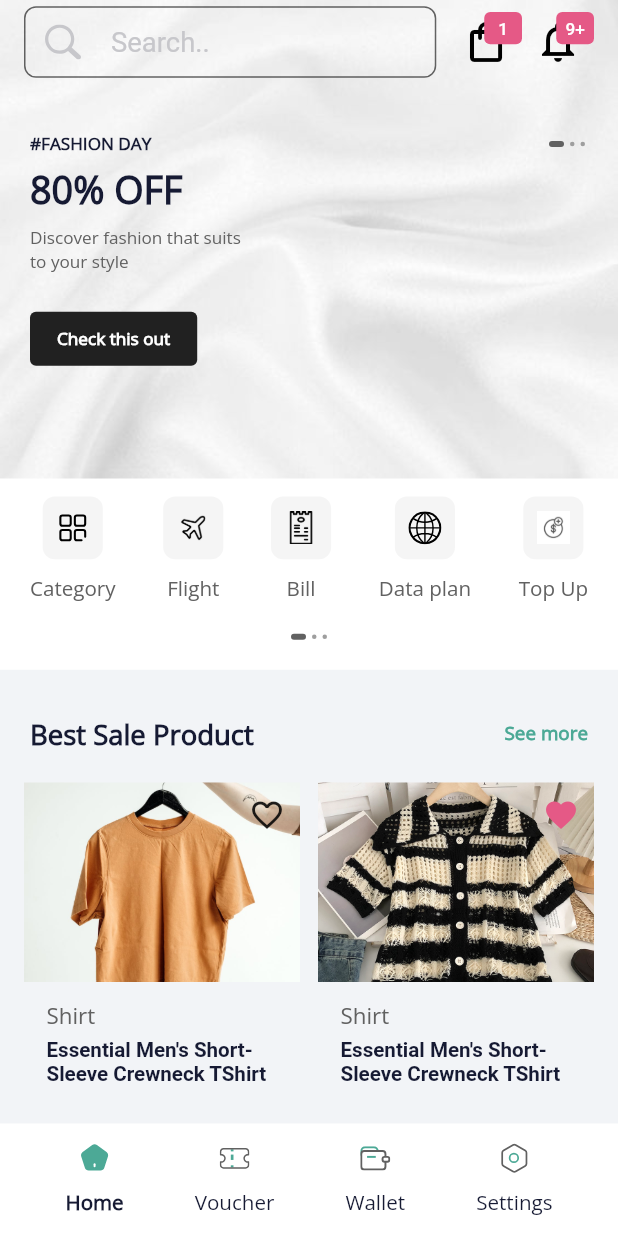
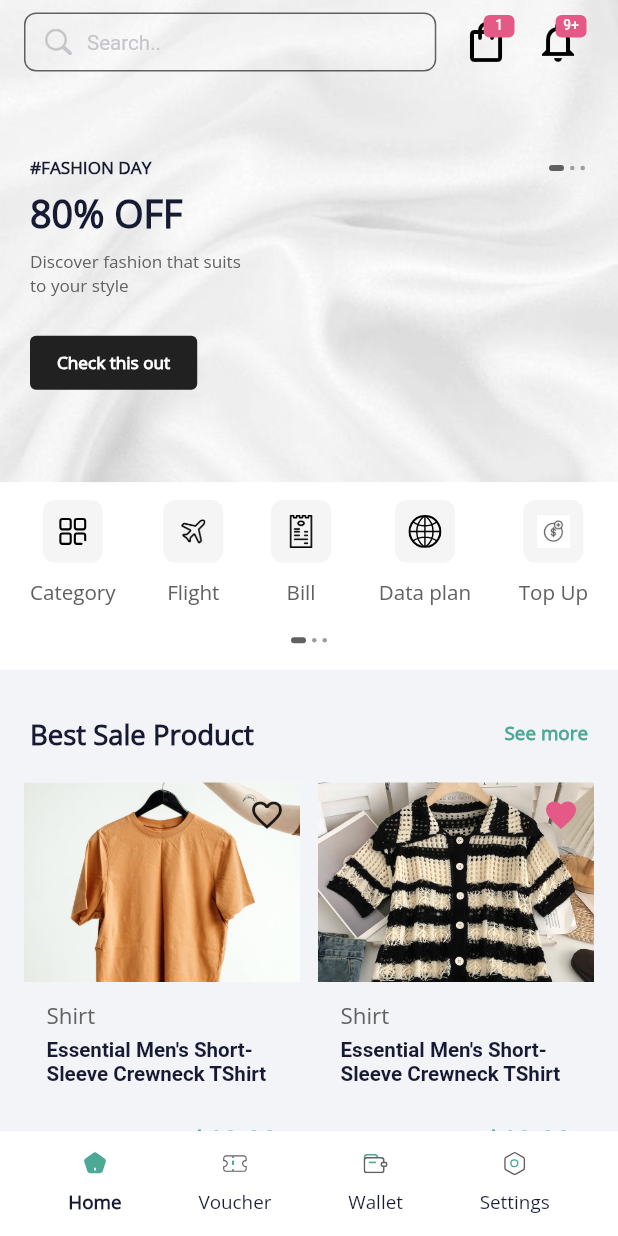
Before and after one commit to lexican/market_place_assignment, a Flutter app: the screen it shows after launch, on a phone screen of 412 x 824 dp. Run offline on Flutter 3.47's test engine with Material 2 defaults, Android fonts, the phone set to English and light mode, and no system bars; drawn by our look-alikes of card_swiper, dots_indicator; our stand-ins replace flutter_rating_bar, flutter_screenutil, flutter_svg, page_transition.

Commit message:
minor ui improvement

```diff
--- a/lib/src/core/widgets/badge/badge.dart
+++ b/lib/src/core/widgets/badge/badge.dart
@@ -24,8 +24,8 @@ class AppBadge extends StatelessWidget {
           onPressed: () {},
         ),
         Positioned(
-          right: 0,
-          top: 4,
+          right: 5,
+          top: 6,
           child: Container(
             padding: const EdgeInsets.all(2),
             decoration: BoxDecoration(
@@ -33,15 +33,15 @@ class AppBadge extends StatelessWidget {
               borderRadius: BorderRadius.circular(4),
             ),
             constraints: BoxConstraints(
-              minWidth: 22.w,
-              minHeight: 18.h,
+              minWidth: 18.w,
+              minHeight: 12.h,
             ),
             child: Center(
               child: Text(
                 count,
                 style: TextStyle(
                   color: Colors.white,
-                  fontSize: 10.sp,
+                  fontSize: 8.sp,
                 ),
                 textAlign: TextAlign.center,
               ),
--- a/lib/src/core/widgets/bottom_navigation_bar/bottom_navigation_bar_item.dart
+++ b/lib/src/core/widgets/bottom_navigation_bar/bottom_navigation_bar_item.dart
@@ -38,14 +38,14 @@ class AppBottomNavigationBarItem extends StatelessWidget {
           isSelectedTab
               ? SvgPicture.asset(
                   activeIconPath,
-                  width: 20,
-                  height: 20,
+                  width: 16,
+                  height: 16,
                   color: activeIconColor,
                 )
               : SvgPicture.asset(
                   inactiveIconPath,
-                  width: 20,
-                  height: 20,
+                   width: 16,
+                  height: 16,
                   color: inActiveIconColor,
                 ),
           SizedBox(
@@ -54,12 +54,12 @@ class AppBottomNavigationBarItem extends StatelessWidget {
           isSelectedTab
               ? AppText.h1(
                   content: label,
-                  fontSize: 12.sp,
+                  fontSize: 11.sp,
                   fontWeight: FontWeight.w700,
                 )
               : AppText.h1(
                   content: label,
-                  fontSize: 12.sp,
+                  fontSize: 11.sp,
                   fontWeight: FontWeight.w500,
                 )
         ],
--- a/lib/src/core/widgets/home/home_header.dart
+++ b/lib/src/core/widgets/home/home_header.dart
@@ -34,33 +34,35 @@ class _HomeHeaderState extends State<HomeHeader> {
     return SliverAppBar(
       expandedHeight:
           Platform.isAndroid ? size.height / 1.58 : size.height / 1.9,
+      collapsedHeight: kToolbarHeight * 1.5,
       elevation: 0,
       pinned: true,
       forceElevated: false,
-      backgroundColor: AppColors.backgroundColor,
+      backgroundColor: Colors.white,
       title: Row(
         mainAxisAlignment: MainAxisAlignment.start,
         crossAxisAlignment: CrossAxisAlignment.center,
         children: [
           Expanded(
             child: SizedBox(
-              height: 40.h,
+              height: 33.h,
               child: InputTextField(
                 hintText: "Search..",
                 prefixIcon: Padding(
                   padding: const EdgeInsets.only(
                     left: 14,
-                    right: 20,
+                    right: 10,
                   ),
                   child: GestureDetector(
                     onTap: () {},
                     child: Assets.icons.searchIcon.svg(
                       color: AppColors.lightGrey,
-                      height: 24,
-                      width: 24,
+                      height: 18,
+                      width: 18,
                     ),
                   ),
                 ),
+
               ),
             ),
           ),
@@ -122,8 +124,7 @@ class _HomeHeaderState extends State<HomeHeader> {
               },
             ),
             Positioned(
-              bottom: const Size.fromHeight(50).height + 20.h,
-              //bottom: 0,
+              bottom: const Size.fromHeight(50).height + 18.h,
               child: HomeCategory(
                 sliderCurrentIndex: _sliderCurrentIndex,
                 sliderLength: slidersList.length,
--- a/lib/src/core/widgets/home/slider_item/slider_item.dart
+++ b/lib/src/core/widgets/home/slider_item/slider_item.dart
@@ -1,3 +1,5 @@
+import 'dart:io';
+
 import 'package:flutter/material.dart';
 import 'package:flutter_screenutil/flutter_screenutil.dart';
 import 'package:market_place_assignment/src/core/model/slider_model.dart';
@@ -25,7 +27,7 @@ class HomeSliderItem extends StatelessWidget {
           width: double.maxFinite,
         ),
         Positioned(
-          top: kToolbarHeight + 10.h,
+          top: Platform.isAndroid ? kToolbarHeight * 1.5 : kToolbarHeight * 2,
           left: 0,
           child: Padding(
             padding: const EdgeInsets.all(20),
--- a/lib/src/core/widgets/input_fields/input_text_field.dart
+++ b/lib/src/core/widgets/input_fields/input_text_field.dart
@@ -44,13 +44,17 @@ class InputTextField extends StatelessWidget {
         hintStyle: hintStyle ??
             TextStyle(
               color: AppColors.lightGrey,
-              fontSize: 16.sp,
+              fontSize: 12.sp,
             ),
         hintText: hintText,
         fillColor: fillColor ?? Colors.transparent,
         contentPadding: contentPadding ?? const EdgeInsets.all(0),
         prefixIcon: prefixIcon,
         suffixIcon: suffixIcon,
+        prefixIconConstraints: const BoxConstraints(
+          minWidth: 18,
+          minHeight: 18,
+        ),
       ),
       controller: controller,
     );
--- a/lib/src/features/home/home.dart
+++ b/lib/src/features/home/home.dart
@@ -10,13 +10,11 @@ class Home extends StatelessWidget {
   Widget build(BuildContext context) {
     return Scaffold(
       backgroundColor: AppColors.backgroundColor,
-      body: const SafeArea(
-        child: CustomScrollView(
-          slivers: [
-            HomeHeader(),
-            ProductList(),
-          ],
-        ),
+      body: const CustomScrollView(
+        slivers: [
+          HomeHeader(),
+          ProductList(),
+        ],
       ),
     );
   }
--- a/lib/src/features/tab_view/tab_view.dart
+++ b/lib/src/features/tab_view/tab_view.dart
@@ -41,7 +41,7 @@ class _TabViewState extends State<TabView> {
           horizontal: 20,
         ),
         color: Colors.white,
-        height: 75,
+        height: 70,
         child: Row(
           mainAxisAlignment: MainAxisAlignment.spaceAround,
           crossAxisAlignment: CrossAxisAlignment.center,
```
